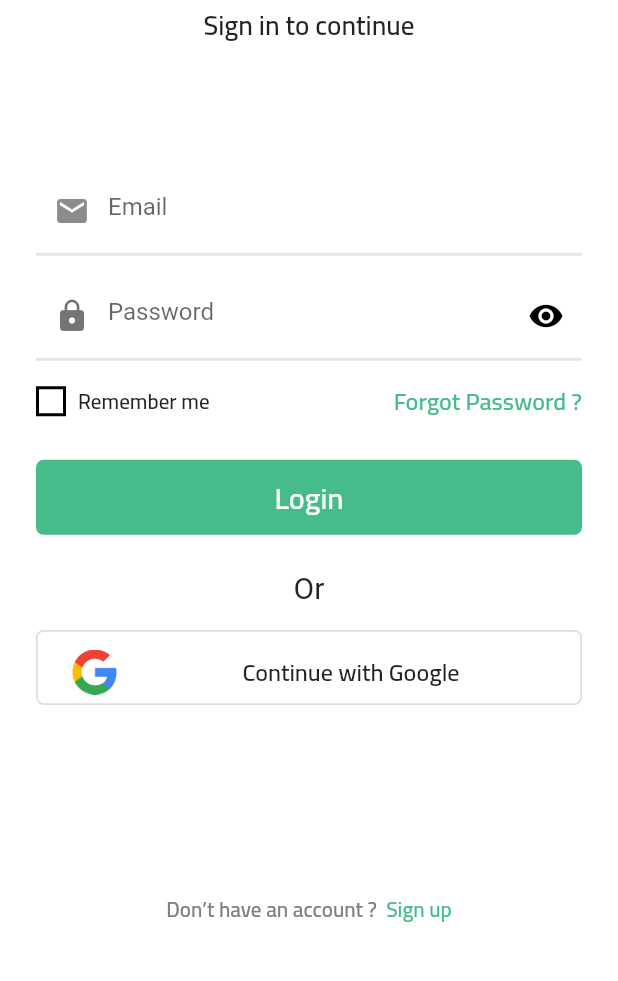
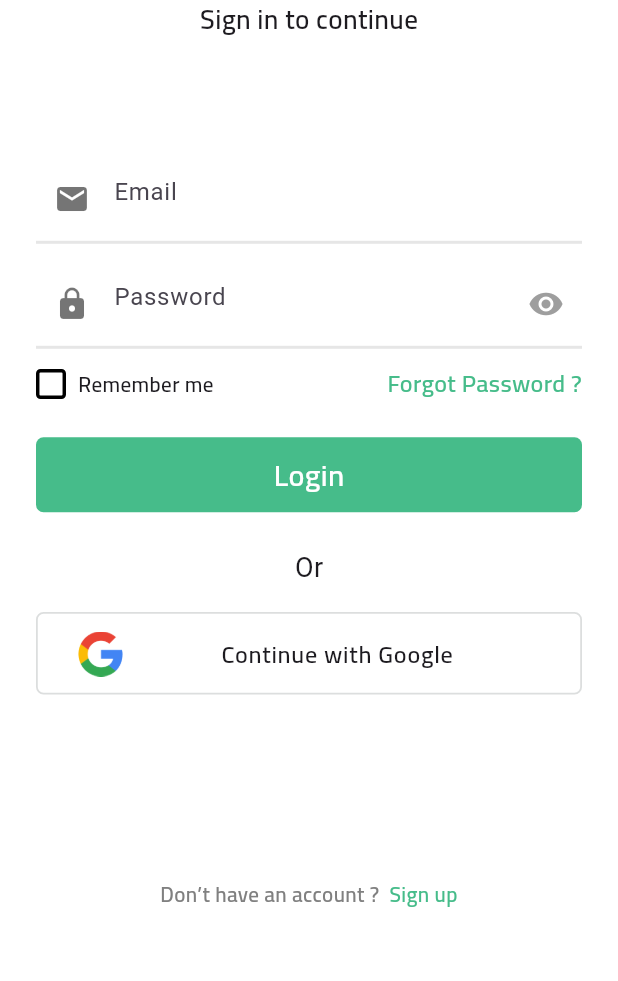
Before and after one commit to salahaldensherief/task, a Flutter app: the screen it shows after launch, on a phone screen of 412 x 824 dp, the part 247-1228 px from its top. Run offline on Flutter 3.47's test engine with Material 3 defaults, Android fonts, the phone set to English and light mode, and no system bars.

Commit message:
fix checkbox

```diff
--- a/lib/core/widgets/custom_text_field.dart
+++ b/lib/core/widgets/custom_text_field.dart
@@ -44,8 +44,8 @@ class CustomTextFormField extends StatelessWidget {
             filled: true,
             fillColor: Colors.white,
             hintText: hintText,
-            prefixIcon: prefixIcon,
-            suffixIcon: suffixIcon,suffixIconColor: Colors.black54,
+            prefixIcon: prefixIcon ,prefixIconColor: Colors.black54,
+            suffixIcon: suffixIcon,
             border: InputBorder.none,
             focusedBorder: InputBorder.none,
 
--- a/lib/features/auth/presentation/views/widgets/custom_check_box.dart
+++ b/lib/features/auth/presentation/views/widgets/custom_check_box.dart
@@ -21,12 +21,16 @@ class CustomCheckBox extends StatelessWidget {
         height: 20,
         duration: const Duration(milliseconds: 100),
         decoration: ShapeDecoration(
-          color: isChecked ? AppColors.primaryColor : Colors.white,
+          color: isChecked ? AppColors.secColor : null,
           shape: RoundedRectangleBorder(
-            side: BorderSide(width: 2, color: Colors.black),
+            borderRadius: BorderRadius.circular(3),
+            side: BorderSide(width: 2.3, color: Colors.black),
           ),
         ),
-        child: isChecked ? Icon(Icons.check) : const SizedBox(),
+        child:
+            isChecked
+                ? Center(child: Icon(size: 16, Icons.check))
+                : const SizedBox(),
       ),
     );
   }
--- a/lib/features/auth/presentation/views/widgets/passwoed_field.dart
+++ b/lib/features/auth/presentation/views/widgets/passwoed_field.dart
@@ -53,7 +53,7 @@ class _PasswordFieldState extends State<PasswordField> {
 
         child: Icon(
           obscureText ? Icons.visibility : Icons.visibility_off,
-          color: obscureText ? Colors.black : Colors.grey,
+          color: obscureText ? Colors.grey : Colors.grey,
         ),
       ),
 
--- a/lib/features/auth/presentation/views/widgets/sign_in_view_body.dart
+++ b/lib/features/auth/presentation/views/widgets/sign_in_view_body.dart
@@ -8,12 +8,20 @@ import 'package:task/features/auth/presentation/views/widgets/custom_text_bottom
 import 'package:task/features/auth/presentation/views/widgets/passwoed_field.dart';
 import 'package:task/features/auth/presentation/views/widgets/social_login_button.dart';
 
-class SignInViewBody extends StatelessWidget {
+class SignInViewBody extends StatefulWidget {
   const SignInViewBody({super.key});
+
+  @override
+  State<SignInViewBody> createState() => _SignInViewBodyState();
+}
+
+class _SignInViewBodyState extends State<SignInViewBody> {
+  bool isChecked = false;
 
   @override
   Widget build(BuildContext context) {
     final size = MediaQuery.of(context).size;
+
     return Scaffold(
       body: SafeArea(
         child: SingleChildScrollView(
@@ -43,7 +51,14 @@ class SignInViewBody extends StatelessWidget {
                 const SizedBox(height: 12),
                 Row(
                   children: [
-                    CustomCheckBox(isChecked: false, onChecked: (value) {}),
+                    CustomCheckBox(
+                      isChecked: isChecked,
+                      onChecked: (value) {
+                        setState(() {
+                          isChecked = value;
+                        });
+                      },
+                    ),
                     const SizedBox(width: 8),
                     const Text(
                       'Remember me',
@@ -63,7 +78,7 @@ class SignInViewBody extends StatelessWidget {
                 const SizedBox(height: 24),
                 CustomTextBottom(text: 'Login'),
                 const SizedBox(height: 24),
-                const Text('Or', style: TextStyle(fontSize: 20)),
+                const Text('Or', style: TextStyle(fontSize: 18)),
                 SizedBox(height: size.height * 0.0200),
                 SocialLoginButton(
                   image: AssetsImage.googleIcon,
--- a/lib/features/auth/presentation/views/widgets/social_login_button.dart
+++ b/lib/features/auth/presentation/views/widgets/social_login_button.dart
@@ -18,7 +18,7 @@ class SocialLoginButton extends StatelessWidget {
   Widget build(BuildContext context) {
     return SizedBox(
       width: double.infinity,
-      height: 50,
+      height: 55,
       child: TextButton(
         style: TextButton.styleFrom(
           shape: RoundedRectangleBorder(
--- a/lib/main.dart
+++ b/lib/main.dart
@@ -16,7 +16,6 @@ class Task extends StatelessWidget {
       title: 'Flutter Demo',
       theme: ThemeData(
         scaffoldBackgroundColor: Colors.white,
-        useMaterial3: false
       ),
       onGenerateRoute: onGenerateRoute,
       initialRoute: SignInView.routeName,
```
